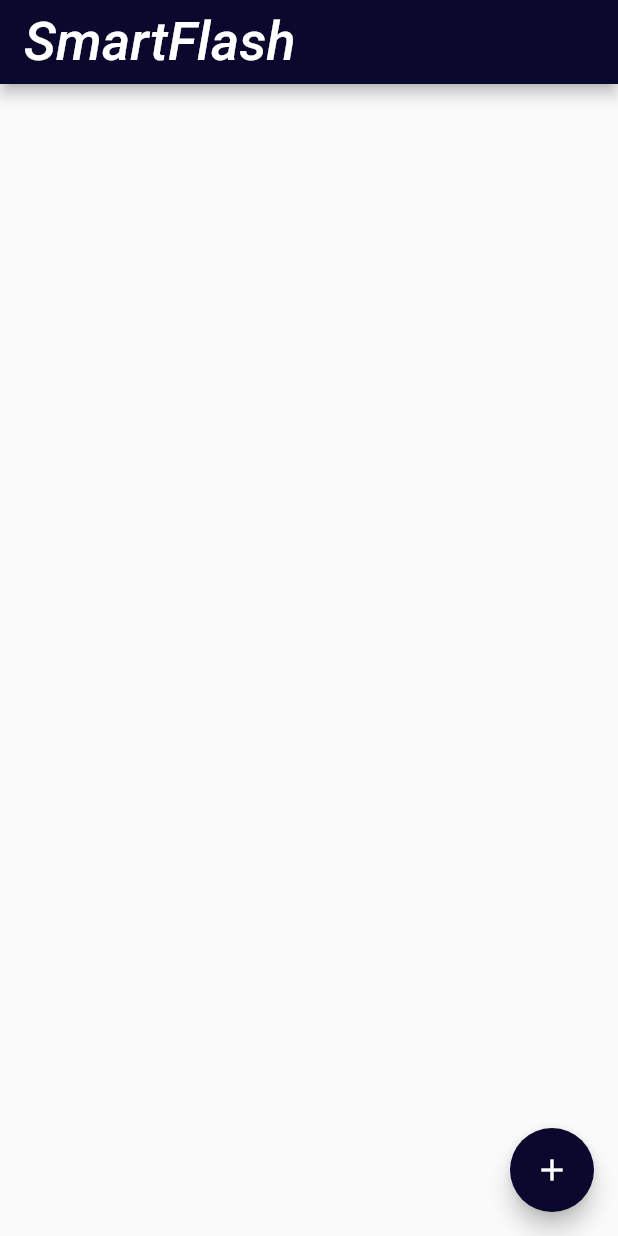
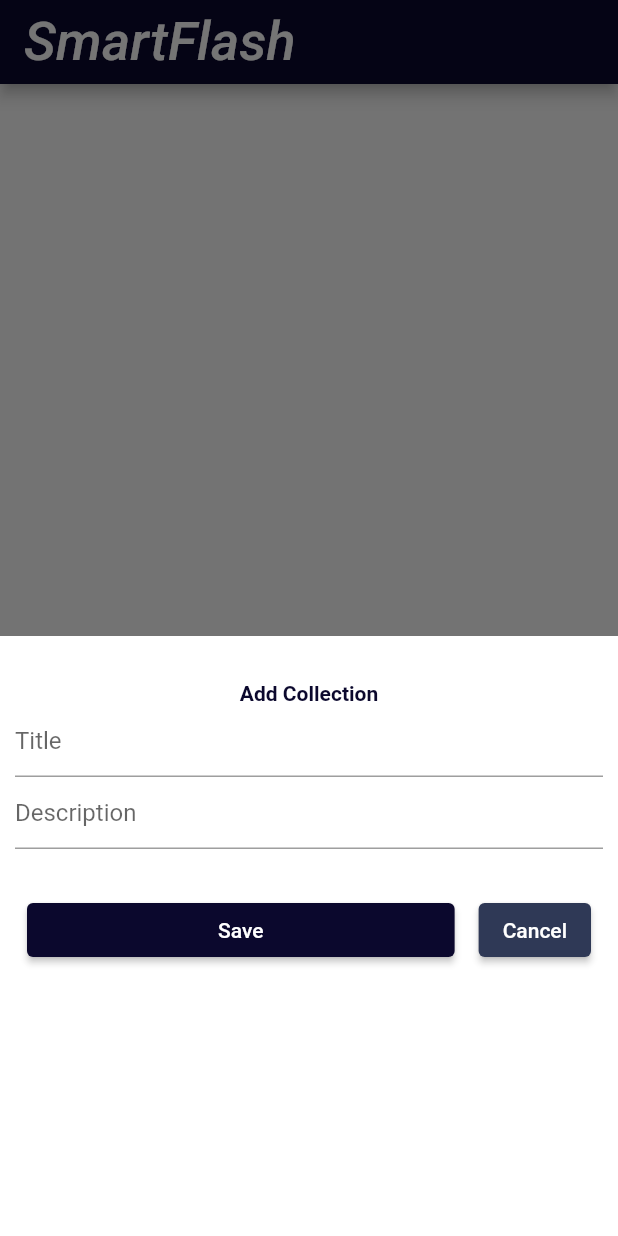
Before and after one commit to mart-anthony-stark/flashcards_app, a Flutter app: the screen it shows after launch, after a tap on the "add" icon, on a phone screen of 412 x 824 dp. Run offline on Flutter 3.47's test engine with Material 2 defaults, Android fonts, the phone set to English and light mode, and no system bars; our stand-ins replace get, sqflite; accounts and stored records are empty; Roboto replaces fonts that are missing (Hind).

Commit message:
Add: bottomsheet

```diff
--- a/lib/views/home_view.dart
+++ b/lib/views/home_view.dart
@@ -18,7 +18,7 @@
         backgroundColor: AppColor.PRIMARY,
       ),
       floatingActionButton: FloatingActionButton(
-        onPressed: () {},
+        onPressed: showBottomSheet,
         backgroundColor: AppColor.PRIMARY,
         child: const Icon(
           Icons.add,
@@ -62,4 +62,67 @@
       }),
     );
   }
+
+  void showBottomSheet() {
+    Get.bottomSheet(Container(
+      height: 400,
+      color: Colors.white,
+      padding: const EdgeInsets.symmetric(vertical: 20),
+      child: Padding(
+        padding: const EdgeInsets.all(10.0),
+        child: Column(children: <Widget>[
+          const Center(
+              child: Text(
+            "Add Collection",
+            style:
+                TextStyle(color: AppColor.PRIMARY, fontWeight: FontWeight.bold),
+          )),
+          const TextField(
+            decoration: InputDecoration(hintText: "Title"),
+          ),
+          const TextField(
+            decoration: InputDecoration(hintText: "Description"),
+          ),
+          const SizedBox(
+            height: 30,
+          ),
+          Row(
+            mainAxisAlignment: MainAxisAlignment.end,
+            children: [
+              Expanded(
+                child: Padding(
+                  padding: const EdgeInsets.symmetric(horizontal: 8.0),
+                  child: ElevatedButton(
+                    onPressed: () {},
+                    style: const ButtonStyle(
+                        backgroundColor:
+                            MaterialStatePropertyAll(AppColor.PRIMARY)),
+                    child: const Text(
+                      "Save",
+                      style: TextStyle(color: Colors.white),
+                    ),
+                  ),
+                ),
+              ),
+              Padding(
+                padding: const EdgeInsets.symmetric(horizontal: 8.0),
+                child: ElevatedButton(
+                  onPressed: () {
+                    Get.back(closeOverlays: true);
+                  },
+                  style: const ButtonStyle(
+                      backgroundColor:
+                          MaterialStatePropertyAll(AppColor.SECONDARY)),
+                  child: const Text(
+                    "Cancel",
+                    style: TextStyle(color: Colors.white),
+                  ),
+                ),
+              ),
+            ],
+          )
+        ]),
+      ),
+    ));
+  }
 }
```
